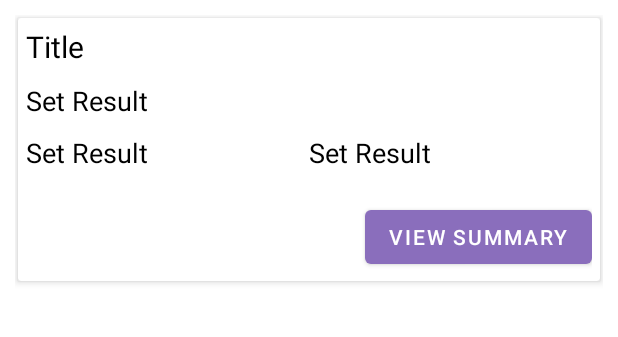
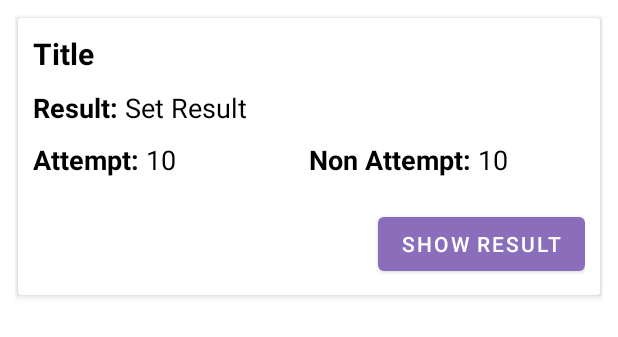
Before and after one commit to govardhanintern/GIQuiz, an Android app: the layout activity_result.xml on its own in the app's theme, with its tools: preview values and no code run, on a phone screen of 412 x 824 dp. Shown: the top 337 px of the screen. Run offline under Robolectric (Android 15) with nearby library versions, the phone set to English and light mode, and no system bars.

Commit message:
initital Commit

```diff
--- a/app/src/main/AndroidManifest.xml
+++ b/app/src/main/AndroidManifest.xml
@@ -55,7 +55,9 @@
                 <category android:name="android.intent.category.LAUNCHER" />
             </intent-filter>
         </activity>
-
+        <meta-data
+            android:name="com.google.android.gms.ads.APPLICATION_ID"
+            android:value="ca-app-pub-3277930144309447~2300435488"/>
         <service android:name=".Notification.MyFireBaseMessagingService">
             <intent-filter>
                 <action android:name="com.google.firebase.MESSAGING_EVENT" />
--- a/app/src/main/java/com/gi/giquiz/QuestionsOptions.java
+++ b/app/src/main/java/com/gi/giquiz/QuestionsOptions.java
@@ -5,6 +5,7 @@ import androidx.appcompat.app.AppCompatActivity;
 import android.app.ProgressDialog;
 import android.content.Intent;
 import android.os.Bundle;
+import android.text.Html;
 import android.util.Log;
 import android.view.View;
 import android.widget.Button;
@@ -12,6 +13,7 @@ import android.widget.RadioButton;
 import android.widget.TextView;
 import android.widget.Toast;
 
+import com.gi.giquiz.AppStaticClass.AppSetting;
 import com.gi.giquiz.Network.Retro;
 import com.gi.giquiz.Network.RetroInterface;
 import com.gi.giquiz.Pojo.QuestionPojo;
@@ -38,6 +40,8 @@ public class QuestionsOptions extends AppCompatActivity {
     protected void onCreate(Bundle savedInstanceState) {
         super.onCreate(savedInstanceState);
         setContentView(R.layout.activity_questions_options);
+
+        getSupportActionBar().setTitle(Html.fromHtml("<font color='#ffffff'>GI Quiz</font>"));
 
         question = findViewById(R.id.question);
         a = findViewById(R.id.a);
--- a/app/src/main/java/com/gi/giquiz/db/QuestionDB.java
+++ b/app/src/main/java/com/gi/giquiz/db/QuestionDB.java
@@ -6,5 +6,5 @@ import java.util.ArrayList;
 import java.util.List;
 
 public class QuestionDB {
-public static List<QuestionPojo> questionData = new ArrayList<>();
+    public static List<QuestionPojo> questionData = new ArrayList<>();
 }
--- a/app/src/main/res/layout/activity_result.xml
+++ b/app/src/main/res/layout/activity_result.xml
@@ -19,7 +19,7 @@
             android:layout_width="match_parent"
             android:layout_height="match_parent"
             android:orientation="vertical"
-            android:padding="5dp">
+            android:padding="10dp">
 
             <TextView
                 android:id="@+id/setTitle"
@@ -27,19 +27,35 @@
                 android:layout_height="wrap_content"
                 android:text="Title"
                 android:textColor="@color/black"
-                android:textSize="20dp" />
+                android:textSize="20dp"
+                android:textStyle="bold" />
 
             <View
                 android:layout_width="0dp"
                 android:layout_height="10dp" />
 
+
+            <LinearLayout
+                android:layout_width="match_parent"
+                android:layout_height="wrap_content"
+                android:orientation="horizontal">
+
+                <TextView
+                    android:layout_width="wrap_content"
+                    android:layout_height="wrap_content"
+                    android:text="Result: "
+                    android:textColor="@color/black"
+                    android:textSize="18dp"
+                    android:textStyle="bold" />
+
                 <TextView
                     android:id="@+id/result"
-                android:layout_width="match_parent"
+                    android:layout_width="wrap_content"
                     android:layout_height="wrap_content"
                     android:text="Set Result"
                     android:textColor="@color/black"
                     android:textSize="18dp" />
+            </LinearLayout>
 
             <View
                 android:layout_width="0dp"
@@ -50,23 +66,53 @@
                 android:layout_height="wrap_content"
                 android:orientation="horizontal">
 
-                <TextView
-                    android:id="@+id/attemptText"
+                <LinearLayout
                     android:layout_width="0dp"
                     android:layout_height="wrap_content"
                     android:layout_weight="1"
-                    android:text="Set Result"
+                    android:orientation="horizontal">
+
+                    <TextView
+                        android:layout_width="wrap_content"
+                        android:layout_height="wrap_content"
+                        android:text="Attempt: "
+                        android:textColor="@color/black"
+                        android:textSize="18dp"
+                        android:textStyle="bold" />
+
+                    <TextView
+                        android:id="@+id/attemptText"
+                        android:layout_width="wrap_content"
+                        android:layout_height="wrap_content"
+                        android:text="10"
                         android:textColor="@color/black"
                         android:textSize="18dp" />
+                </LinearLayout>
+
+                <LinearLayout
+                    android:layout_width="0dp"
+                    android:layout_height="wrap_content"
+                    android:layout_weight="1"
+                    android:orientation="horizontal">
+
+                    <TextView
+                        android:layout_width="wrap_content"
+                        android:layout_height="wrap_content"
+                        android:text="Non Attempt: "
+                        android:textColor="@color/black"
+                        android:textSize="18dp"
+                        android:textStyle="bold" />
 
                     <TextView
                         android:id="@+id/nonAttemptText"
-                    android:layout_width="0dp"
+                        android:layout_width="wrap_content"
                         android:layout_height="wrap_content"
-                    android:layout_weight="1"
-                    android:text="Set Result"
+                        android:text="10"
                         android:textColor="@color/black"
                         android:textSize="18dp" />
+                </LinearLayout>
+
+
             </LinearLayout>
 
             <View
@@ -78,7 +124,7 @@
                 android:layout_width="wrap_content"
                 android:layout_height="wrap_content"
                 android:layout_gravity="end"
-                android:text="View Summary" />
+                android:text="Show Result" />
 
         </LinearLayout>
     </androidx.cardview.widget.CardView>
--- a/app/src/main/res/values/strings.xml
+++ b/app/src/main/res/values/strings.xml
@@ -5,4 +5,9 @@
     <string name="IP_JobImage">http://gisurat.co.in/GIQuiz/JobImage/</string>
     <string name="shared_file">MyFile</string>
 
+
+    <string name="admob_app_id">ca-app-pub-3277930144309447~2300435488</string>
+    <string name="banner_home_footer">ca-app-pub-3940256099942544/6300978111</string>
+    <string name="interstitial_full_screen">ca-app-pub-3940256099942544/1033173712</string>
+    <string name="rewarded_video">ca-app-pub-XXXXXXXX~XXXXXXXXXXX</string>
 </resources>
```
Also changed, not shown: app/build.gradle (+8 -8 lines), app/src/main/java/com/gi/giquiz/Fragment/HomeFragment.java (+9 -0 lines), app/src/main/java/com/gi/giquiz/Fragment/JobFragment.java (+22 -5 lines), app/src/main/java/com/gi/giquiz/Result.java (+5 -5 lines), app/src/main/java/com/gi/giquiz/SubjectTitle.java (+50 -1 lines), app/src/main/res/layout/activity_main.xml (+16 -5 lines), app/src/main/res/layout/home_fragment.xml (+13 -3 lines), app/src/main/res/layout/job_fragment.xml (+27 -6 lines). Lines whose indentation alone changed are shown as unchanged.
